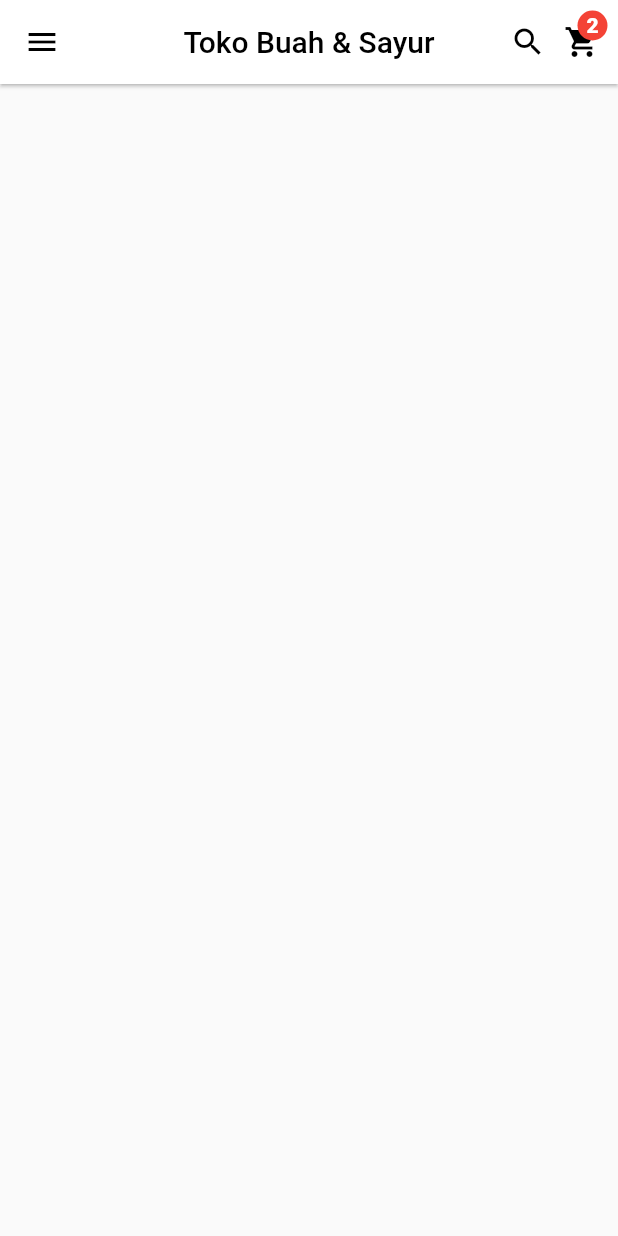
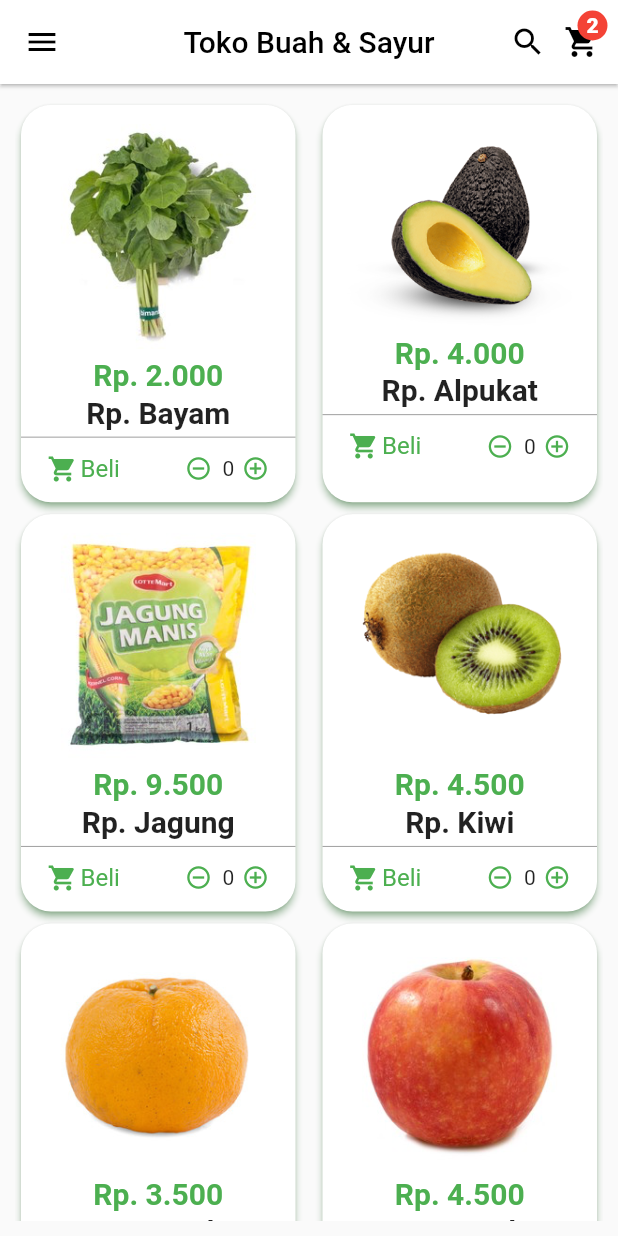
Before and after one commit to IJlnflhbrzDev/flutter_ui_grocery, a Flutter app: the screen it shows after launch, on a phone screen of 412 x 824 dp. Run offline on Flutter 3.47's test engine with Material 2 defaults, Android fonts, the phone set to English and light mode, and no system bars.

Commit message:
ADD UI BUAH LIST

```diff
--- /dev/null
+++ b/lib/data.dart
@@ -0,0 +1,56 @@
+class DataProductBuah {
+  final String? name, price, quanty, image, description;
+
+  DataProductBuah(
+    this.name,
+    this.price,
+    this.quanty,
+    this.image,
+    this.description,
+  );
+}
+
+final List<DataProductBuah> alldata = [
+  DataProductBuah(
+    'Bayam',
+    '2.000',
+    'ikat',
+    'assets/img1.png',
+    'Secara umum sayuran dan buah-buahan merupakan sumber berbagai vitamin, mineral',
+  ),
+  DataProductBuah(
+    'Alpukat',
+    '4.000',
+    'ikat',
+    'assets/img2.png',
+    'Secara umum sayuran dan buah-buahan merupakan sumber berbagai vitamin, mineral',
+  ),
+  DataProductBuah(
+    'Jagung',
+    '9.500',
+    'ikat',
+    'assets/img3.png',
+    'Secara umum sayuran dan buah-buahan merupakan sumber berbagai vitamin, mineral',
+  ),
+  DataProductBuah(
+    'Kiwi',
+    '4.500',
+    'ikat',
+    'assets/img4.png',
+    'Secara umum sayuran dan buah-buahan merupakan sumber berbagai vitamin, mineral',
+  ),
+  DataProductBuah(
+    'Jeruk',
+    '3.500',
+    'ikat',
+    'assets/img5.png',
+    'Secara umum sayuran dan buah-buahan merupakan sumber berbagai vitamin, mineral',
+  ),
+  DataProductBuah(
+    'Apel',
+    '4.500',
+    'ikat',
+    'assets/img6.png',
+    'Secara umum sayuran dan buah-buahan merupakan sumber berbagai vitamin, mineral',
+  ),
+];
--- /dev/null
+++ b/lib/item_widget.dart
@@ -0,0 +1,92 @@
+import 'package:flutter/material.dart';
+import 'package:flutter_grocery_ui/data.dart';
+
+class ItemWidget extends StatelessWidget {
+  const ItemWidget({super.key, required this.products});
+  final DataProductBuah products;
+  @override
+  Widget build(BuildContext context) {
+    return Card(
+        elevation: 2,
+        shadowColor: Colors.green,
+        color: Colors.white,
+        shape: RoundedRectangleBorder(
+          borderRadius: BorderRadius.circular(20),
+        ),
+        child: Column(
+          mainAxisAlignment: MainAxisAlignment.center,
+          children: [
+            Hero(
+              tag: '${products.image}',
+              child: SizedBox(
+                width: 150,
+                child: Image.asset('${products.image}'),
+              ),
+            ),
+            const SizedBox(height: 6),
+            Text(
+              'Rp. ${products.price}',
+              style: const TextStyle(
+                color: Colors.green,
+                fontSize: 20,
+                fontWeight: FontWeight.w600,
+              ),
+            ),
+            const SizedBox(
+              height: 2,
+            ),
+            Text(
+              'Rp. ${products.name}',
+              style: const TextStyle(
+                fontSize: 20,
+                fontWeight: FontWeight.w600,
+              ),
+            ),
+            const SizedBox(
+              height: 4,
+            ),
+            const Divider(height: 2, color: Colors.grey),
+            const SizedBox(height: 10),
+            Row(
+              mainAxisAlignment: MainAxisAlignment.spaceEvenly,
+              children: <Widget>[
+                Row(
+                  children: const [
+                    Icon(Icons.shopping_cart, size: 20, color: Colors.green),
+                    SizedBox(
+                      width: 2,
+                    ),
+                    Text(
+                      'Beli',
+                      style: TextStyle(color: Colors.green, fontSize: 16),
+                    ),
+                  ],
+                ),
+                const SizedBox(width: 8),
+                Row(
+                  children: const [
+                    Icon(
+                      Icons.remove_circle_outline,
+                      size: 18,
+                      color: Colors.green,
+                    ),
+                    SizedBox(
+                      width: 2,
+                    ),
+                    Padding(
+                      padding: EdgeInsets.symmetric(horizontal: 5),
+                      child: Text('0'),
+                    ),
+                    Icon(
+                      Icons.add_circle_outline,
+                      size: 18,
+                      color: Colors.green,
+                    ),
+                  ],
+                ),
+              ],
+            )
+          ],
+        ));
+  }
+}
--- a/lib/main.dart
+++ b/lib/main.dart
@@ -12,11 +12,65 @@ class MyApp extends StatelessWidget {
   @override
   Widget build(BuildContext context) {
     return MaterialApp(
-      title: 'Flutter Demo',
-      theme: ThemeData(
-        primarySwatch: Colors.blue,
-      ),
-      home: const MainPage(),
-    );
+        title: 'Flutter Demo',
+        theme: ThemeData(
+          primarySwatch: Colors.blue,
+        ),
+        home: Scaffold(
+            appBar: AppBar(
+              centerTitle: true,
+              elevation: 1,
+              backgroundColor: Colors.white,
+              leading: const Icon(
+                Icons.menu,
+                color: Colors.black,
+              ),
+              title: const Text(
+                'Toko Buah & Sayur',
+                style: TextStyle(
+                  color: Colors.black,
+                ),
+              ),
+              actions: [
+                Row(
+                  children: [
+                    const Icon(
+                      Icons.search,
+                      color: Colors.black,
+                    ),
+                    Stack(
+                      children: [
+                        IconButton(
+                          onPressed: () {},
+                          icon: const Icon(
+                            Icons.shopping_cart,
+                            color: Colors.black,
+                          ),
+                        ),
+                        Positioned(
+                          top: 3,
+                          right: 7,
+                          child: Container(
+                            width: 20,
+                            height: 20,
+                            decoration: const BoxDecoration(
+                                color: Colors.red, shape: BoxShape.circle),
+                            child: const Center(
+                              child: Text(
+                                "2",
+                                style: TextStyle(
+                                    color: Colors.white,
+                                    fontWeight: FontWeight.w800),
+                              ),
+                            ),
+                          ),
+                        )
+                      ],
+                    )
+                  ],
+                ),
+              ],
+            ),
+            body: const MainPage(),),);
   }
 }
--- a/lib/main_page.dart
+++ b/lib/main_page.dart
@@ -1,4 +1,6 @@
 import 'package:flutter/material.dart';
+import 'package:flutter_grocery_ui/data.dart';
+import 'package:flutter_grocery_ui/item_widget.dart';
 
 class MainPage extends StatefulWidget {
   const MainPage({super.key});
@@ -8,61 +10,26 @@ class MainPage extends StatefulWidget {
 }
 
 class _MainPageState extends State<MainPage> {
+  final data = DataProductBuah('Bayam', '2.000', 'ikat', 'assets/img1.png',
+      'Secara umum sayuran dan buah-buahan merupakan sumber berbagai vitamin, mineral');
+
   @override
   Widget build(BuildContext context) {
-    return Scaffold(
-      appBar: AppBar(
-        centerTitle: true,
-        elevation: 1,
-        backgroundColor: Colors.white,
-        leading: const Icon(
-          Icons.menu,
-          color: Colors.black,
+    return Container(
+      padding: const EdgeInsets.all(10),
+      child: GridView.builder(
+        itemCount: alldata.length,
+        gridDelegate: const SliverGridDelegateWithFixedCrossAxisCount(
+          // JIKA KENA OVERFLOW SECARA DEFAULT childAspectRatio 1/1 atur kembali supaya tidak kena overlow
+          childAspectRatio: 0.7,
+          // crossAxisSpacing adalah Jarak antara element
+          crossAxisSpacing: 10,
+          // crossAxisCount adalah BERAPA ELEMENT YG INGIN DI GROUP
+          crossAxisCount: 2,
         ),
-        title: const Text(
-          'Toko Buah & Sayur',
-          style: TextStyle(
-            color: Colors.black,
-          ),
-        ),
-        actions: [
-          Row(
-            children: [
-              const Icon(
-                Icons.search,
-                color: Colors.black,
-              ),
-              Stack(
-                children: [
-                  IconButton(
-                    onPressed: () {},
-                    icon: const Icon(
-                      Icons.shopping_cart,
-                      color: Colors.black,
-                    ),
-                  ),
-                  Positioned(
-                    top: 3,
-                    right: 7,
-                    child: Container(
-                      width: 20,
-                      height: 20,
-                      decoration: const BoxDecoration(
-                          color: Colors.red, shape: BoxShape.circle),
-                      child: const Center(
-                        child: Text(
-                          "2",
-                          style: TextStyle(
-                              color: Colors.white, fontWeight: FontWeight.w800),
-                        ),
-                      ),
-                    ),
-                  )
-                ],
-              )
-            ],
-          ),
-        ],
+        itemBuilder: (context, index) {
+          return ItemWidget(products: alldata[index]);
+        },
       ),
     );
   }
```
